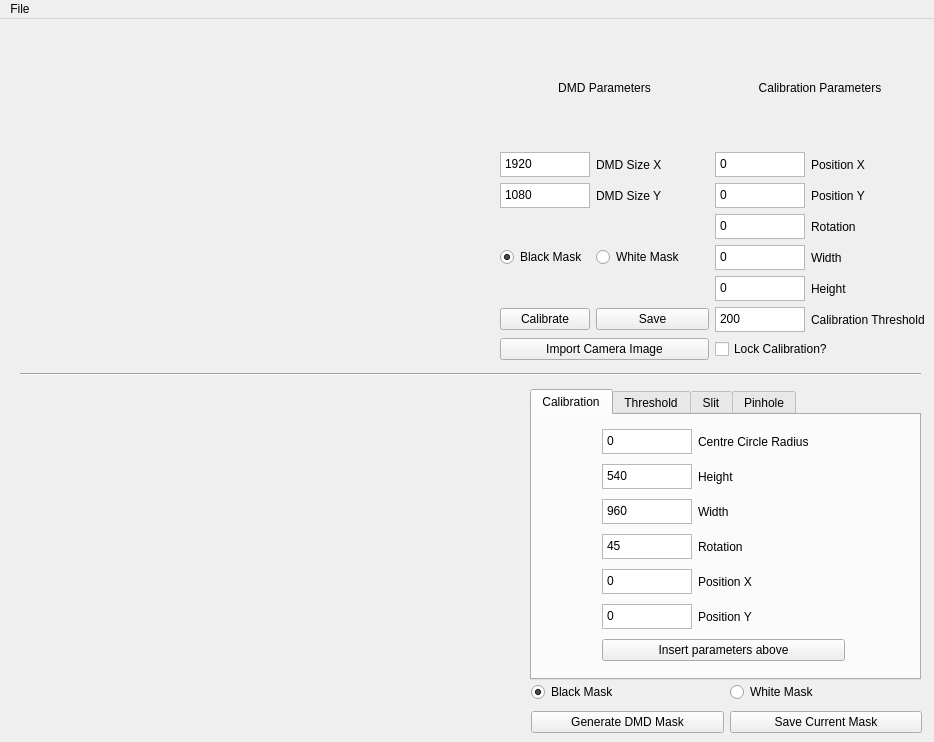
Qt form appMainWindow.ui (JoeWolf92/DMD-PyCalibration) before a commit.
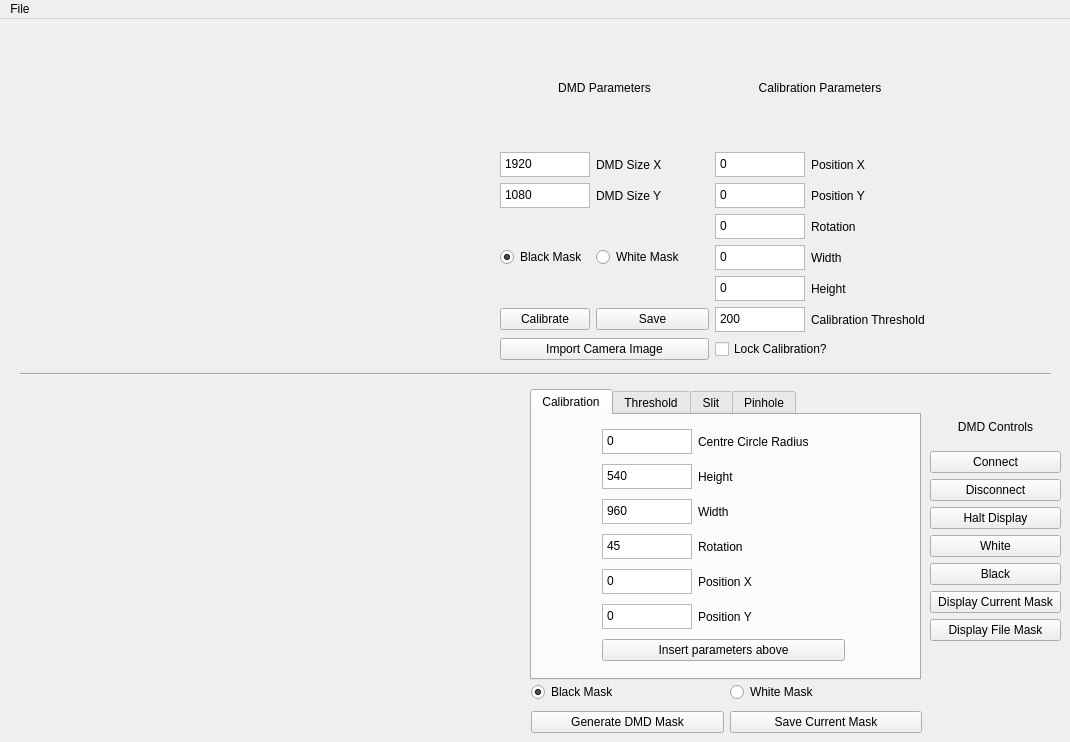
The same form after that commit. Icons and pictures are not drawn.

Commit message: Added DMD control. Needs Testing.

```diff
--- a/appMainWindow.ui
+++ b/appMainWindow.ui
@@ -6,7 +6,7 @@
    <rect>
     <x>0</x>
     <y>0</y>
-    <width>934</width>
+    <width>1070</width>
     <height>742</height>
    </rect>
   </property>
@@ -666,7 +666,7 @@
      <rect>
       <x>20</x>
       <y>340</y>
-      <width>901</width>
+      <width>1031</width>
       <height>31</height>
      </rect>
     </property>
@@ -1112,14 +1112,95 @@
      </item>
     </layout>
    </widget>
+   <widget class="QWidget" name="verticalLayoutWidget">
+    <property name="geometry">
+     <rect>
+      <x>930</x>
+      <y>390</y>
+      <width>131</width>
+      <height>273</height>
+     </rect>
+    </property>
+    <layout class="QVBoxLayout" name="verticalLayout">
+     <item>
+      <widget class="QLabel" name="label_DMDControls">
+       <property name="text">
+        <string>DMD Controls</string>
+       </property>
+       <property name="alignment">
+        <set>Qt::AlignCenter</set>
+       </property>
+      </widget>
+     </item>
+     <item>
+      <widget class="QPushButton" name="btn_ConnectDMD">
+       <property name="text">
+        <string>Connect</string>
+       </property>
+      </widget>
+     </item>
+     <item>
+      <widget class="QPushButton" name="btn_DisconnectDMD">
+       <property name="text">
+        <string>Disconnect</string>
+       </property>
+      </widget>
+     </item>
+     <item>
+      <widget class="QPushButton" name="btn_HaltDMD">
+       <property name="text">
+        <string>Halt Display</string>
+       </property>
+      </widget>
+     </item>
+     <item>
+      <widget class="QPushButton" name="btn_WhiteDMD">
+       <property name="text">
+        <string>White</string>
+       </property>
+      </widget>
+     </item>
+     <item>
+      <widget class="QPushButton" name="btn_BlackDMD">
+       <property name="text">
+        <string>Black</string>
+       </property>
+      </widget>
+     </item>
+     <item>
+      <widget class="QPushButton" name="btn_DisplayCurrentDMD">
+       <property name="text">
+        <string>Display Current Mask</string>
+       </property>
+      </widget>
+     </item>
+     <item>
+      <widget class="QPushButton" name="btn_DisplayFileDMD">
+       <property name="text">
+        <string>Display File Mask</string>
+       </property>
+      </widget>
+     </item>
+     <item>
+      <widget class="QLabel" name="view_DMDConnectionStatus">
+       <property name="text">
+        <string/>
+       </property>
+       <property name="pixmap">
+        <pixmap>TestImages/red.png</pixmap>
+       </property>
+      </widget>
+     </item>
+    </layout>
+   </widget>
   </widget>
   <widget class="QMenuBar" name="menubar">
    <property name="geometry">
     <rect>
      <x>0</x>
      <y>0</y>
-     <width>934</width>
-     <height>22</height>
+     <width>1070</width>
+     <height>21</height>
     </rect>
    </property>
    <widget class="QMenu" name="menuFile">
```
Left out of the diff: 2 changed lines with no effect on the pictures. The commit also changes 5 other files.
